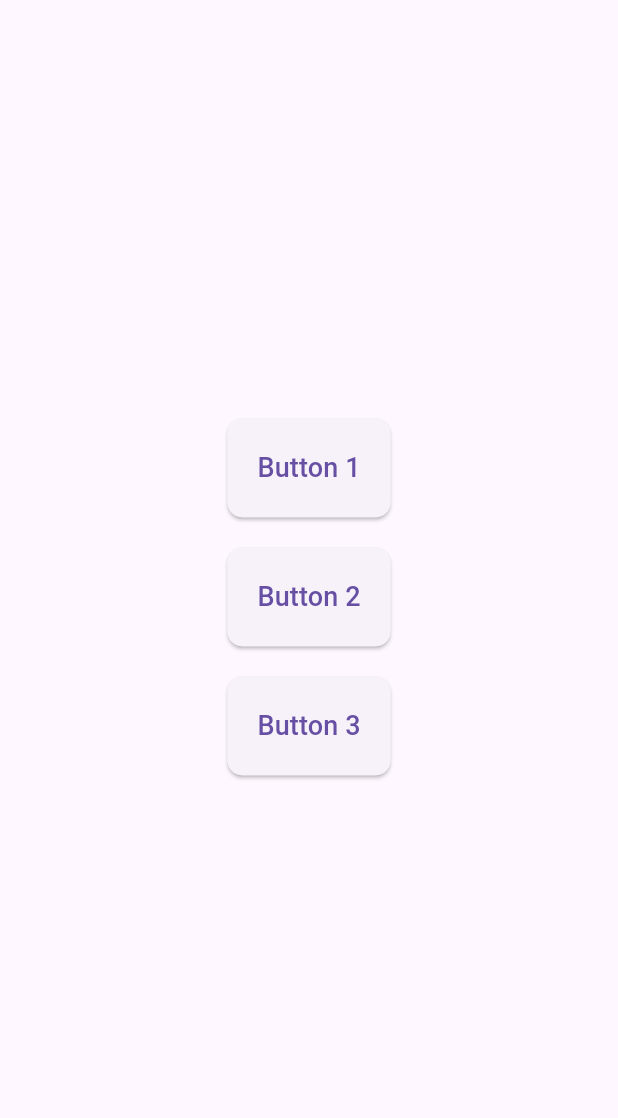
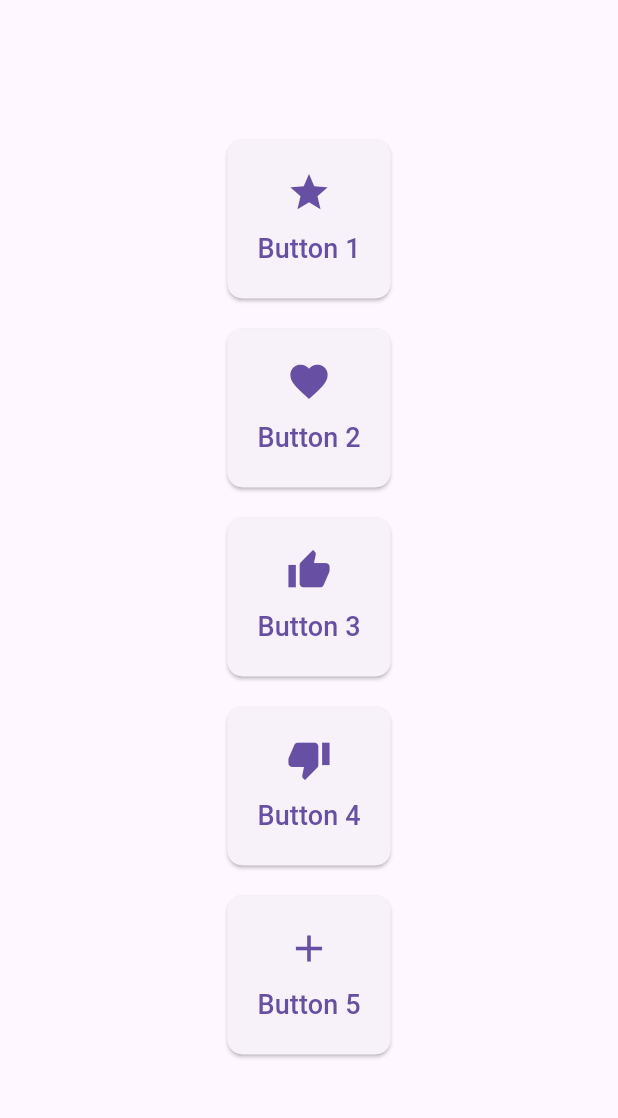
Before and after one commit to sujan-ss/CrimeReportingAndCommunitySafety-SurakshaSathi-, a Flutter app: the HomeScreen screen opened directly, on a phone screen of 412 x 824 dp, the part 63-1181 px from its top. Run offline on Flutter 3.47's test engine with Material 3 defaults, Android fonts, the phone set to English and light mode, and no system bars; our stand-ins replace image_picker.

Commit message:
Made minor changes in the Home page

```diff
--- a/lib/home.dart
+++ b/lib/home.dart
@@ -16,13 +16,34 @@ class HomeScreen extends StatelessWidget {
           mainAxisAlignment: MainAxisAlignment.center,
           children: [
             SquareButton(
-                label: 'Button 1', onPressed: () => print('Button 1 pressed')),
+              label: 'Button 1',
+              icon: Icons.star,
+              onPressed: () => print('Button 1 pressed'),
+            ),
             SizedBox(height: 20),
             SquareButton(
-                label: 'Button 2', onPressed: () => print('Button 2 pressed')),
+              label: 'Button 2',
+              icon: Icons.favorite,
+              onPressed: () => print('Button 2 pressed'),
+            ),
             SizedBox(height: 20),
             SquareButton(
-                label: 'Button 3', onPressed: () => print('Button 3 pressed')),
+              label: 'Button 3',
+              icon: Icons.thumb_up,
+              onPressed: () => print('Button 3 pressed'),
+            ),
+            SizedBox(height: 20),
+            SquareButton(
+              label: 'Button 4',
+              icon: Icons.thumb_down,
+              onPressed: () => print('Button 4 pressed'),
+            ),
+            SizedBox(height: 20),
+            SquareButton(
+              label: 'Button 5',
+              icon: Icons.add,
+              onPressed: () => print('Button 5 pressed'),
+            ),
           ],
         ),
       ),
@@ -32,9 +53,15 @@ class HomeScreen extends StatelessWidget {
 
 class SquareButton extends StatelessWidget {
   final String label;
+  final IconData icon;
   final VoidCallback onPressed;
 
-  const SquareButton({super.key, required this.label, required this.onPressed});
+  const SquareButton({
+    super.key,
+    required this.label,
+    required this.icon,
+    required this.onPressed,
+  });
 
   @override
   Widget build(BuildContext context) {
@@ -46,9 +73,16 @@ class SquareButton extends StatelessWidget {
           borderRadius: BorderRadius.circular(10.0),
         ),
       ),
-      child: Text(
-        label,
-        style: TextStyle(fontSize: 18),
+      child: Column(
+        mainAxisSize: MainAxisSize.min,
+        children: [
+          Icon(icon, size: 30),
+          SizedBox(height: 10),
+          Text(
+            label,
+            style: TextStyle(fontSize: 18),
+          ),
+        ],
       ),
     );
   }
```
Also changed, not shown: lib/Skip Page/skip_home.dart (+55 -0 lines).
